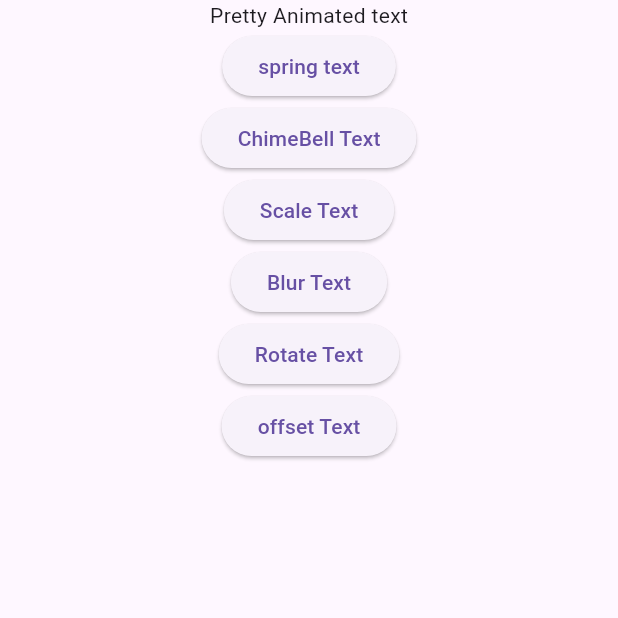
After one commit to mosayeb-masoumi/Animation-Flutter, a Flutter app: the PrettyAnimatedTextScreen screen opened directly, on a phone screen of 412 x 824 dp, the top half of it. The commit adds this screen. Run offline on Flutter 3.47's test engine with Material 3 defaults, Android fonts, the phone set to English and light mode, and no system bars; our stand-ins replace animate_do, animated_text_kit, animated_toggle_switch, badges, cached_network_image, carousel_slider and 34 more; missing offline and left inert: add_to_cart_animation, advanced_icon, animated_loading_border, animated_size_and_fade, circle_list, circular_menu and 8 more; statements that could not run were skipped.

Commit message:
added pretty animated text

```diff
--- /dev/null
+++ b/lib/pretty_animated_text_screen.dart
@@ -0,0 +1,206 @@
+import 'package:flutter/material.dart';
+import 'package:pretty_animated_text/pretty_animated_text.dart';
+
+class PrettyAnimatedTextScreen extends StatefulWidget {
+  const PrettyAnimatedTextScreen({super.key});
+
+  @override
+  State<PrettyAnimatedTextScreen> createState() =>
+      _PrettyAnimatedTextScreenState();
+}
+
+class _PrettyAnimatedTextScreenState extends State<PrettyAnimatedTextScreen> {
+  bool showSpringText = false;
+  bool showChimeBellText = false;
+  bool showScaleText = false;
+  bool showBlurText = false;
+  bool showRotateText = false;
+  bool showOffsetText = false;
+
+  @override
+  Widget build(BuildContext context) {
+    return SafeArea(
+      child: Scaffold(
+        body: Container(
+          width: double.infinity,
+          child: SingleChildScrollView(
+            child: Column(
+              crossAxisAlignment: CrossAxisAlignment.center,
+              children: [
+                Text("Pretty Animated text"),
+                ElevatedButton(
+                    onPressed: () {
+                      if(showSpringText==true){
+                        showSpringText = false;
+                      }else{
+                        showSpringText = true;
+                      }
+                      setState(() {});
+                    },
+                    child: Text("spring text")),
+                Visibility(
+                    visible: showSpringText,
+                    child: SpringText(
+                      text: 'Lorem ipsum dolor sit amet ...',
+                      duration: const Duration(seconds: 1),
+                      type: AnimationType.word,
+                      textStyle: const TextStyle(color:Colors.red ,fontSize: 18),
+                    )),
+
+                ElevatedButton(
+                    onPressed: () {
+                      if(showChimeBellText==true){
+                        showChimeBellText = false;
+                      }else{
+                        showChimeBellText = true;
+                      }
+                      setState(() {});
+                    },
+                    child: Text("ChimeBell Text")),
+                Visibility(
+                    visible: showChimeBellText,
+                    child: ChimeBellText(
+                      text: 'Lorem ipsum dolor sit amet ...',
+                      duration: const Duration(seconds: 1),
+                      type: AnimationType.word,
+                      textStyle: const TextStyle(fontSize: 18),
+                    ),),
+
+
+
+                ElevatedButton(
+                    onPressed: () {
+                      if(showScaleText==true){
+                        showScaleText = false;
+                      }else{
+                        showScaleText = true;
+                      }
+                      setState(() {});
+                    },
+                    child: Text("Scale Text")),
+                Visibility(
+                  visible: showScaleText,
+                  child: ScaleText(
+                    text: 'Lorem ipsum dolor sit amet ...',
+                    duration: const Duration(seconds: 1),
+                    type: AnimationType.word,
+                    textStyle: const TextStyle(fontSize: 18),
+                  ),),
+
+
+
+                ElevatedButton(
+                    onPressed: () {
+                      if(showBlurText==true){
+                        showBlurText = false;
+                      }else{
+                        showBlurText = true;
+                      }
+                      setState(() {});
+                    },
+                    child: Text("Blur Text")),
+                Visibility(
+                  visible: showBlurText,
+                  child: BlurText(
+                    text: 'Lorem ipsum dolor sit amet ...',
+                    duration: const Duration(seconds: 1),
+                    type: AnimationType.word,
+                    textStyle: const TextStyle(fontSize: 18),
+                  ),),
+
+
+                ElevatedButton(
+                    onPressed: () {
+                      if(showRotateText==true){
+                        showRotateText = false;
+                      }else{
+                        showRotateText = true;
+                      }
+                      setState(() {});
+                    },
+                    child: Text("Rotate Text")),
+                Visibility(
+                  visible: showRotateText,
+                  child:  RotateText(
+                    text: 'Lorem ipsum dolor sit amet ...',
+                    direction: RotateAnimationType.clockwise,
+                    duration: const Duration(seconds: 1),
+                    type: AnimationType.word,
+                    textStyle: const TextStyle(fontSize: 18),
+                  ),),
+
+
+
+                ElevatedButton(
+                    onPressed: () {
+                      if(showOffsetText==true){
+                        showOffsetText = false;
+                      }else{
+                        showOffsetText = true;
+                      }
+                      setState(() {});
+                    },
+                    child: Text("offset Text")),
+                Visibility(
+                  visible: showOffsetText,
+                  child: Column(
+                    children: [
+                      OffsetText(
+                        text: 'Lorem ipsum dolor sit amet ...',
+                        duration: const Duration(seconds: 1),
+                        type: AnimationType.word,
+                        slideType: SlideAnimationType.topBottom,
+                        textStyle: const TextStyle(fontSize: 18),
+                      ),
+
+                      OffsetText(
+                        text: 'Lorem ipsum dolor sit amet ...',
+                        duration: const Duration(seconds: 1),
+                        type: AnimationType.word,
+                        slideType: SlideAnimationType.bottomTop,
+                        textStyle: const TextStyle(fontSize: 18),
+                      ),
+
+                      OffsetText(
+                        text: 'Lorem ipsum dolor sit amet ...',
+                        duration: const Duration(seconds: 1),
+                        type: AnimationType.word,
+                        slideType: SlideAnimationType.rightLeft,
+                        textStyle: const TextStyle(fontSize: 18),
+                      ),
+
+                      OffsetText(
+                        text: 'Lorem ipsum dolor sit amet ...',
+                        duration: const Duration(seconds: 1),
+                        type: AnimationType.word,
+                        slideType: SlideAnimationType.leftRight,
+                        textStyle: const TextStyle(fontSize: 18),
+                      ),
+
+                      OffsetText(
+                        text: 'Lorem ipsum dolor sit amet ...',
+                        duration: const Duration(seconds: 1),
+                        type: AnimationType.word,
+                        slideType: SlideAnimationType.alternateLR,
+                        textStyle: const TextStyle(fontSize: 18),
+                      ),
+                      OffsetText(
+                        text: 'Lorem ipsum dolor sit amet ...',
+                        duration: const Duration(seconds: 1),
+                        type: AnimationType.word,
+                        slideType: SlideAnimationType.alternateTB,
+                        textStyle: const TextStyle(fontSize: 18),
+                      ),
+                    ],
+                  ),),
+
+
+
+              ],
+            ),
+          ),
+        ),
+      ),
+    );
+  }
+}
--- a/pubspec.yaml
+++ b/pubspec.yaml
@@ -120,7 +120,7 @@ dependencies:
   fl_chart: ^0.71.0
 
 #  syncfusion_flutter_charts: ^29.1.40
-
+  pretty_animated_text: ^2.0.0
 
 
   fade_out_particle:
```
Also changed, not shown: lib/home_page.dart (+25 -0 lines), lib/snackbar_seekbar/snackbar_mixin.dart (added, +85 -0 lines), lib/snackbar_seekbar/snackbar_seekbar_screen.dart (added, +112 -0 lines), pubspec.lock.
